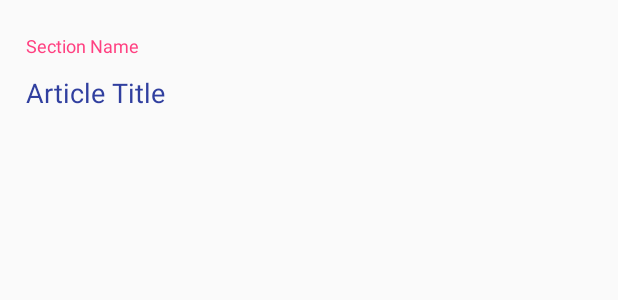
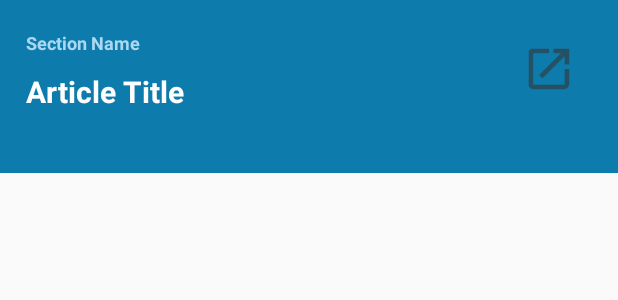
Before and after one commit to mbeevor/BrexitNews, an Android app: the layout list_item.xml on its own in the app's theme, with its tools: preview values and no code run, on a phone screen of 412 x 824 dp. Shown: the top 300 px of the screen. Run offline under Robolectric (Android 15) with nearby library versions, the phone set to English and light mode, and no system bars.

Commit message:
Version 1.0 for submission

```diff
--- a/app/src/main/java/com/example/mbeev/brexitnews/Article.java
+++ b/app/src/main/java/com/example/mbeev/brexitnews/Article.java
@@ -10,7 +10,7 @@ public class Article {
     private String webTitle;
     private String webUrl;
 
-    public Article(String articleWebTitle, String articleSectionName, String articleWebUrl) {
+    public Article(String articleSectionName, String articleWebTitle, String articleWebUrl) {
         webTitle = articleWebTitle;
         sectionName = articleSectionName;
         webUrl = articleWebUrl;
--- a/app/src/main/res/layout/list_item.xml
+++ b/app/src/main/res/layout/list_item.xml
@@ -1,13 +1,15 @@
 <?xml version="1.0" encoding="utf-8"?>
-<RelativeLayout xmlns:android="http://schemas.android.com/apk/res/android"
+<LinearLayout xmlns:android="http://schemas.android.com/apk/res/android"
     xmlns:tools="http://schemas.android.com/tools"
     android:layout_width="match_parent"
+    android:background="@color/colorPrimary"
     android:layout_height="@dimen/list_item_height"
     android:padding="@dimen/list_item_padding">
 
     <LinearLayout
         android:id="@+id/text_box"
-        android:layout_width="match_parent"
+        android:layout_width="0dp"
+        android:layout_weight="1"
         android:layout_height="match_parent"
         android:orientation="vertical">
 
@@ -25,7 +27,7 @@
             style="@style/webTitle"
             android:layout_width="match_parent"
             android:layout_height="0dp"
-            android:layout_weight="1"
+            android:layout_weight="2"
             android:gravity="top"
             tools:text="Article Title" />
 
@@ -35,10 +37,7 @@
         android:id="@+id/launch_icon"
         android:layout_width="@dimen/icon_size"
         android:layout_height="@dimen/icon_size"
-        android:layout_alignParentRight="true"
-        android:layout_centerVertical="true"
-        android:layout_marginRight="@dimen/list_item_margin"
-        android:layout_toRightOf="@id/text_box"
+        android:layout_margin="@dimen/list_item_margin"
         android:src="@drawable/ic_action_open" />
 
-</RelativeLayout>
+</LinearLayout>
--- a/app/src/main/res/values/colors.xml
+++ b/app/src/main/res/values/colors.xml
@@ -1,6 +1,7 @@
 <?xml version="1.0" encoding="utf-8"?>
 <resources>
-    <color name="colorPrimary">#3F51B5</color>
-    <color name="colorPrimaryDark">#303F9F</color>
-    <color name="colorAccent">#FF4081</color>
+    <color name="colorPrimary">#0d7cad</color>
+    <color name="colorPrimaryDark">#3F51B5</color>
+    <color name="colorAccent">#aad8f1</color>
+    <color name="primaryText">#ffffff</color>
 </resources>
--- a/app/src/main/res/values/dimens.xml
+++ b/app/src/main/res/values/dimens.xml
@@ -2,7 +2,7 @@
 <resources>
 
     <!-- Size for each list item -->
-    <dimen name="list_item_height">88dp</dimen>
+    <dimen name="list_item_height">115dp</dimen>
     <dimen name="list_item_padding">12dp</dimen>
     <dimen name="list_item_margin">16dp</dimen>
 
--- a/app/src/main/res/values/styles.xml
+++ b/app/src/main/res/values/styles.xml
@@ -1,7 +1,7 @@
 <resources>
 
     <!-- Base application theme. -->
-    <style name="AppTheme" parent="Theme.AppCompat.Light.DarkActionBar">
+    <style name="AppTheme" parent="Theme.AppCompat.Light.NoActionBar">
         <!-- Customize your theme here. -->
         <item name="colorPrimary">@color/colorPrimary</item>
         <item name="colorPrimaryDark">@color/colorPrimaryDark</item>
@@ -17,14 +17,16 @@
     <!-- section name -->
     <style name="sectionName">
         <item name="android:textSize">12sp</item>
+        <item name="android:textStyle">bold</item>
         <item name="android:textColor">@color/colorAccent</item>
         <item name="android:padding">@dimen/text_padding</item>
     </style>
 
     <!-- article title -->
     <style name="webTitle">
-        <item name="android:textSize">18sp</item>
-        <item name="android:textColor">@color/colorPrimaryDark</item>
+        <item name="android:textSize">20sp</item>
+        <item name="android:textStyle">bold</item>
+        <item name="android:textColor">@color/primaryText</item>
         <item name="android:padding">@dimen/text_padding</item>
     </style>
 
```
Also changed, not shown: app/src/main/java/com/example/mbeev/brexitnews/MainActivity.java (+9 -1 lines), app/src/main/res/layout/activity_main.xml (+7 -0 lines), app/src/main/res/layout/toolbar.xml (added, +11 -0 lines).
